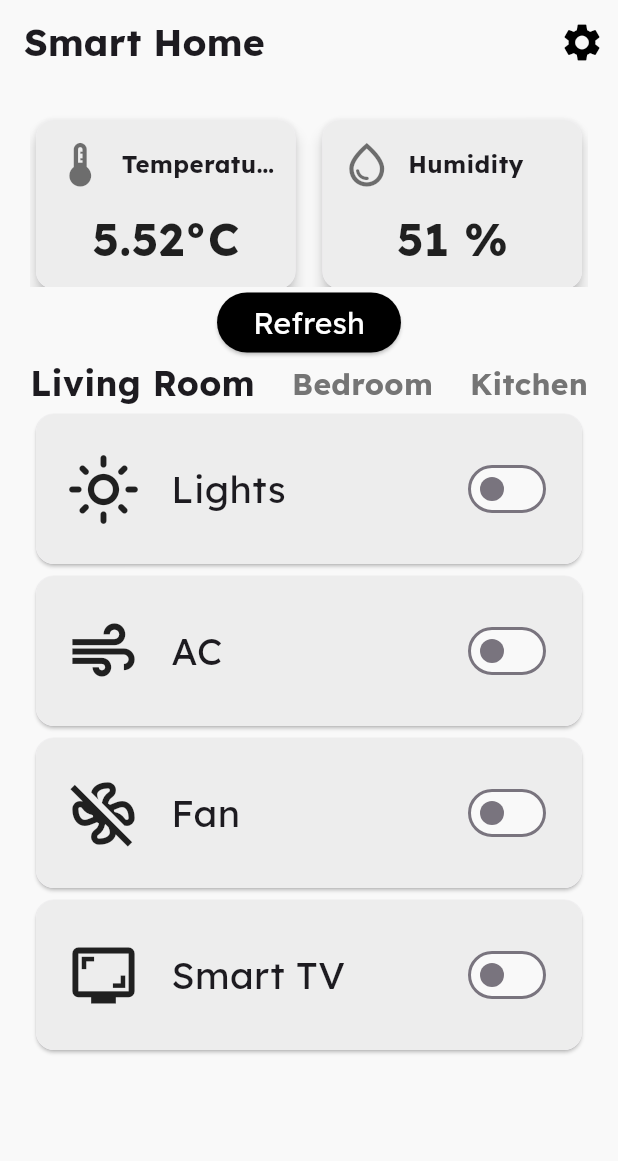
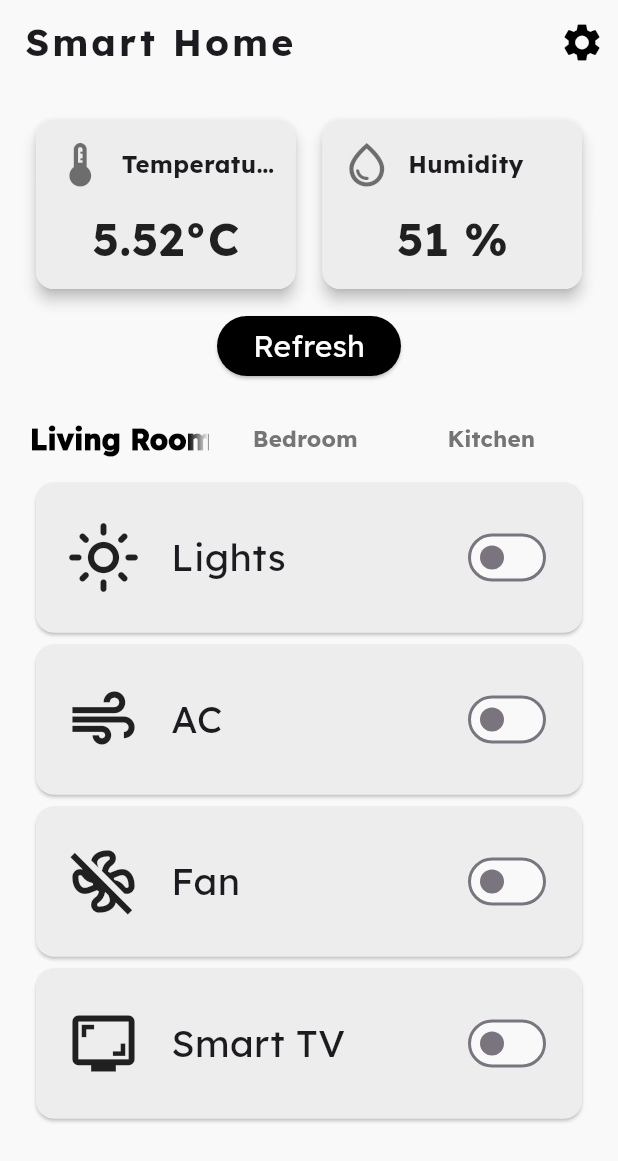
Before and after one commit to SagarAdev/smart-home-app, a Flutter app: the screen it shows after launch, after a tap on "Refresh", on a phone screen of 412 x 824 dp. Shown: the top 1161 px of the screen. Run offline on Flutter 3.47's test engine with Material 3 defaults, Android fonts, the phone set to English and light mode, and no system bars; our stand-ins replace cloud_firestore, firebase_core; accounts and stored records are empty.

Commit message:
few tweaks

```diff
--- a/lib/components/simple_tabbar.dart
+++ b/lib/components/simple_tabbar.dart
@@ -0,0 +1,47 @@
+import 'package:esp32_temp_humid/tab_index_provider.dart';
+import 'package:flutter/material.dart';
+import 'package:provider/provider.dart';
+
+class SimpleTabbar extends StatefulWidget {
+  const SimpleTabbar({super.key});
+
+  @override
+  State<SimpleTabbar> createState() => _SimpleTabbarState();
+}
+
+class _SimpleTabbarState extends State<SimpleTabbar>{
+
+  @override
+  Widget build(BuildContext context) {
+    final tabIndexProvider = Provider.of<TabIndexProvider>(context);
+    return DefaultTabController(
+      length: 3, // Number of tabs
+      child: Column(
+        children: [
+          TabBar(
+            labelColor: Colors.black,
+            unselectedLabelColor: Colors.grey[600],
+            labelPadding: const EdgeInsets.only(right: 5),
+            labelStyle: const TextStyle(fontSize: 19, fontWeight: FontWeight.w900,fontFamily:'Lexend'),
+            unselectedLabelStyle:
+            const TextStyle(fontSize: 15, fontWeight: FontWeight.w700,fontFamily:'Lexend'),
+            indicator: BoxDecoration(
+              borderRadius: BorderRadius.circular(13),
+            ),
+            dividerColor: Colors.transparent,
+            onTap: (index){
+                tabIndexProvider.setIndex(index);
+            },
+            tabs: const [
+              Tab(
+                  text: 'Living Room',
+                ),
+              Tab(text: 'Bedroom'),
+              Tab(text: 'Kitchen'),
+            ],
+          ),
+        ],
+      ),
+    );
+  }
+}
--- a/lib/main.dart
+++ b/lib/main.dart
@@ -1,31 +1,44 @@
 import 'dart:math';
+import 'package:esp32_temp_humid/tab_index_provider.dart';
 import 'package:flutter/material.dart';
 import 'package:firebase_core/firebase_core.dart';
+import 'package:provider/provider.dart';
+import 'components/simple_tabbar.dart';
 import 'device_card.dart';
 import 'firebase_options.dart';
 import 'package:cloud_firestore/cloud_firestore.dart';
 import 'package:esp32_temp_humid/services/firestore.dart';
+import 'models/device.dart';
 import 'sensorDataCard.dart';
-import 'package:animated_toggle_switch/animated_toggle_switch.dart';
+import 'package:esp32_temp_humid/pages/settings_page.dart';
 
 void main() async {
   WidgetsFlutterBinding.ensureInitialized();
   await Firebase.initializeApp(
     options: DefaultFirebaseOptions.currentPlatform,
   );
-  runApp(const MyApp());
+  runApp(ChangeNotifierProvider(
+      create: (context) => TabIndexProvider(), child: const MyApp()));
 }
 
-class MyApp extends StatelessWidget {
+
+class MyApp extends StatefulWidget {
   const MyApp({super.key});
 
+  @override
+  State<MyApp> createState() => _MyAppState();
+}
+
+class _MyAppState extends State<MyApp> {
   // This widget is the root of your application.
   @override
   Widget build(BuildContext context) {
-    return const MaterialApp(
+    return MaterialApp(
         title: 'Smart Home',
-      home: MyHomePage(title: 'Smart Home'),
-    );
+        home: const MyHomePage(title: 'Smart Home'),
+        routes: {
+          '/setting': (context) => const Setting(),
+        });
   }
 }
 
@@ -43,7 +56,6 @@ class _MyHomePageState extends State<MyHomePage> {
 
   String _temperature = "?";
   String _humidity = "?";
-  late Future<QuerySnapshot> _latestData;
 
   Random random = Random();
 
@@ -69,6 +81,7 @@ class _MyHomePageState extends State<MyHomePage> {
 
   @override
   Widget build(BuildContext context) {
+    final tabIndexProvider = Provider.of<TabIndexProvider>(context);
     return Scaffold(
         backgroundColor: Color.fromARGB(255, 249, 249, 249),
         appBar: AppBar(
@@ -78,11 +91,13 @@ class _MyHomePageState extends State<MyHomePage> {
                 fontFamily: 'Lexend',
                 fontSize: 25.0,
                 fontWeight: FontWeight.w700,
-            ),
+                letterSpacing: 2.0),
           ),
           actions: <Widget>[
             IconButton(
-                onPressed: () {},
+                onPressed: () {
+                  Navigator.pushNamed(context, '/setting');
+                },
                 icon: const Icon(
                   Icons.settings,
                   size: 30.0,
@@ -98,8 +113,7 @@ class _MyHomePageState extends State<MyHomePage> {
                 mainAxisAlignment: MainAxisAlignment.start,
                 crossAxisAlignment: CrossAxisAlignment.start,
                 children: [
-                  Expanded(
-                    child: GridView.builder(
+                  GridView.builder(
                     gridDelegate:
                         const SliverGridDelegateWithFixedCrossAxisCount(
                       crossAxisCount: 2,
@@ -126,13 +140,13 @@ class _MyHomePageState extends State<MyHomePage> {
                       }
                     },
                   ),
-                  ),
                   Center(
+                    child: Container(
+                      margin: EdgeInsets.fromLTRB(0, 10.0, 0, 15.0),
                       child: ElevatedButton(
                           style: ElevatedButton.styleFrom(
-                            backgroundColor: Colors.black
-                        ),
-                        onPressed:fetchData,
+                              backgroundColor: Colors.black),
+                          onPressed: fetchData,
                           child: const Text(
                             "Refresh",
                             style: TextStyle(
@@ -140,47 +154,55 @@ class _MyHomePageState extends State<MyHomePage> {
                               fontSize: 20.0,
                               color: Colors.white,
                             ),
-                        )
+                          )),
                     ),
                   ),
-                  Container(
-                      child: Column(
+                  Column(
                     children: [
-                      Row(
-                        mainAxisAlignment: MainAxisAlignment.spaceBetween,
+                      const SimpleTabbar(),
+                      Builder(builder: (context){
+                        if(tabIndexProvider.index == 0){
+                          return  const Column(
                             children: [
-                          const Text("Living Room",
-                              style: TextStyle(
-                                fontSize: 23.0,
-                                fontFamily: 'Lexend',
-                                fontWeight: FontWeight.bold,
-                              )),
-                          Text("Bedroom",
-                              style: TextStyle(
-                                fontSize: 20.0,
-                                fontFamily: 'Lexend',
-                                fontWeight: FontWeight.bold,
-                                color: Colors.grey.shade600,
-
-                              )),
-                          Text("Kitchen",
-                              style: TextStyle(
-                                fontSize: 20.0,
-                                fontFamily: 'Lexend',
-                                fontWeight: FontWeight.bold,
-                                color: Colors.grey.shade600,
-                              )),
-                        ],
-                      ),
                               DeviceCard(deviceName: 'Lights',deviceIcon: Icons.light_mode_outlined),
                               DeviceCard(deviceName: 'AC',deviceIcon: Icons.air),
                               DeviceCard(deviceName: 'Fan',deviceIcon: Icons.mode_fan_off_outlined),
                               DeviceCard(deviceName: 'Smart TV',deviceIcon: Icons.screenshot_monitor),
-                      const SizedBox(
-                        height: 100,
-                      ),
                             ],
-                  ))
+                          );
+                        }
+                        else if(tabIndexProvider.index == 1){
+                          return const Column(
+                            children: [
+                              DeviceCard(deviceName: 'Lights',deviceIcon: Icons.light_mode_outlined),
+                              DeviceCard(deviceName: 'AC',deviceIcon: Icons.air),
+                              DeviceCard(deviceName: 'Fan',deviceIcon: Icons.mode_fan_off_outlined),
+                            ],
+                          );
+                        }
+                        else if(tabIndexProvider.index == 2){
+                          return const Column(
+                            children: [
+                              DeviceCard(deviceName: 'Lights',deviceIcon: Icons.light_mode_outlined),
+                              DeviceCard(deviceName: 'AC',deviceIcon: Icons.air),
+                            ],
+                          );
+                        }
+                        else{
+                          return
+                              const Center(
+                                child: Text(
+                                  "Add a device",
+                                style: TextStyle(
+                                  fontSize: 15.0,
+                                  fontFamily: 'Lexend',
+                                  letterSpacing: 2.0
+                                ) ,
+                              ),);
+                        }
+                      })
+                    ],
+                  )
                 ],
               )),
         ));
--- a/lib/pages/settings_page.dart
+++ b/lib/pages/settings_page.dart
@@ -1,9 +1,32 @@
-//
-// class Settings extends StatelessWidget {
-//   const Settings({super.key});
-//
-//   @override
-//   Widget build(BuildContext context) {
-//     return const Placeholder();
-//   }
-// }
+import 'package:flutter/material.dart';
+
+void main(){
+  runApp(MaterialApp(home:Setting()));
+}
+
+class Setting extends StatefulWidget {
+  const Setting({super.key});
+
+  @override
+  State<Setting> createState() => _SettingState();
+}
+
+class _SettingState extends State<Setting> {
+  @override
+  Widget build(BuildContext context) {
+    return Scaffold(
+      appBar: AppBar(
+        title: const Text(
+            "Settings",
+          style: TextStyle(
+            fontFamily: 'Lexend',
+            fontSize: 25.0,
+            fontWeight: FontWeight.w700,
+          ),
+        ),
+        backgroundColor: Color.fromARGB(255, 249, 249, 249),
+      ),
+      backgroundColor: Color.fromARGB(255, 249, 249, 249),
+    );
+  }
+}
--- a/lib/tab_index_provider.dart
+++ b/lib/tab_index_provider.dart
@@ -0,0 +1,12 @@
+import 'package:flutter/material.dart';
+
+class TabIndexProvider with ChangeNotifier{
+  int _index = 0;
+  int get index => _index;
+
+  void setIndex(int newIndex) {
+    _index = newIndex;
+    print(_index);
+    notifyListeners();
+  }
+}
--- a/pubspec.yaml
+++ b/pubspec.yaml
@@ -38,6 +38,7 @@ dependencies:
   firebase_core: ^3.8.0
   cloud_firestore: ^5.3.1
   animated_toggle_switch: ^0.8.3
+  provider: ^6.1.2
 
 dev_dependencies:
   flutter_test:
```
Also changed, not shown: pubspec.lock. Lines whose indentation alone changed are shown as unchanged.
